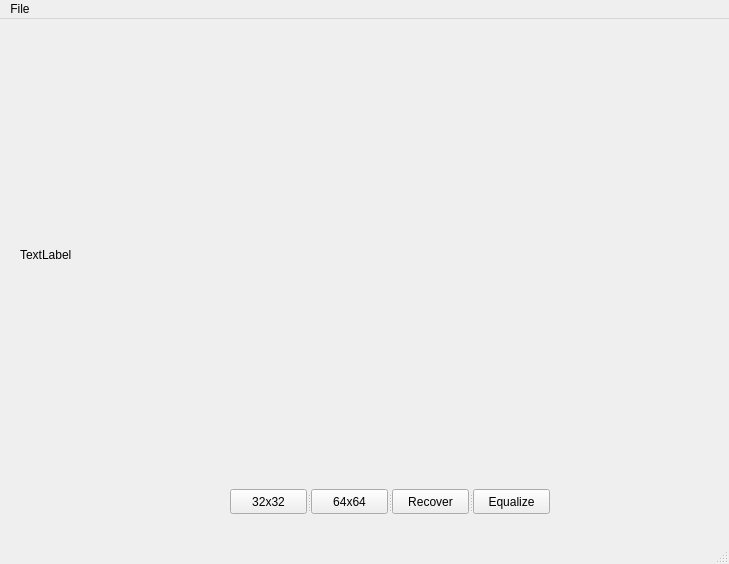
The window that gui/imageInterface.ui (raikon55/reconhecimento_cancer_de_mama) describes before a commit, drawn with Qt 5.
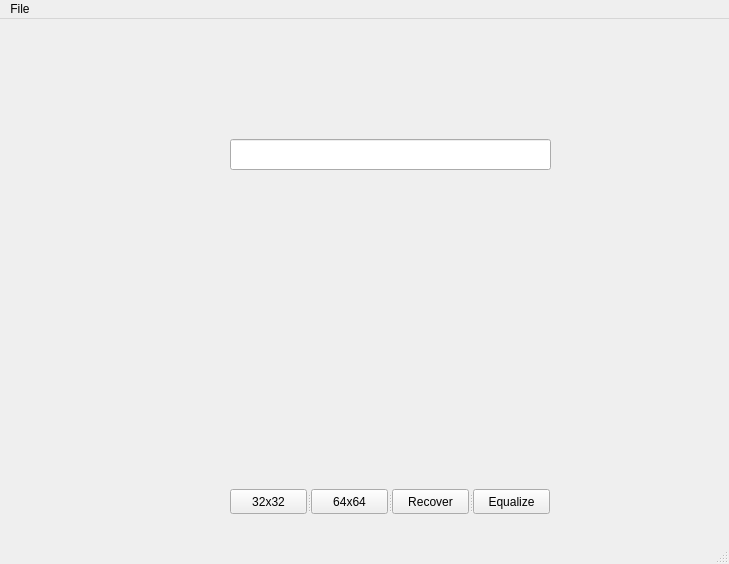
The same window after the commit.

The edit to the form file:
```diff
--- a/gui/imageInterface.ui
+++ b/gui/imageInterface.ui
@@ -14,18 +14,15 @@
    <string>MainWindow</string>
   </property>
   <widget class="QWidget" name="__imageWidget">
-   <widget class="QLabel" name="label">
+   <widget class="QLineEdit" name="lineEdit">
     <property name="geometry">
      <rect>
-      <x>20</x>
-      <y>20</y>
-      <width>671</width>
-      <height>431</height>
+      <x>230</x>
+      <y>120</y>
+      <width>321</width>
+      <height>31</height>
      </rect>
     </property>
-    <property name="text">
-     <string>TextLabel</string>
-    </property>
    </widget>
    <widget class="QSplitter" name="splitter">
     <property name="geometry">
```
